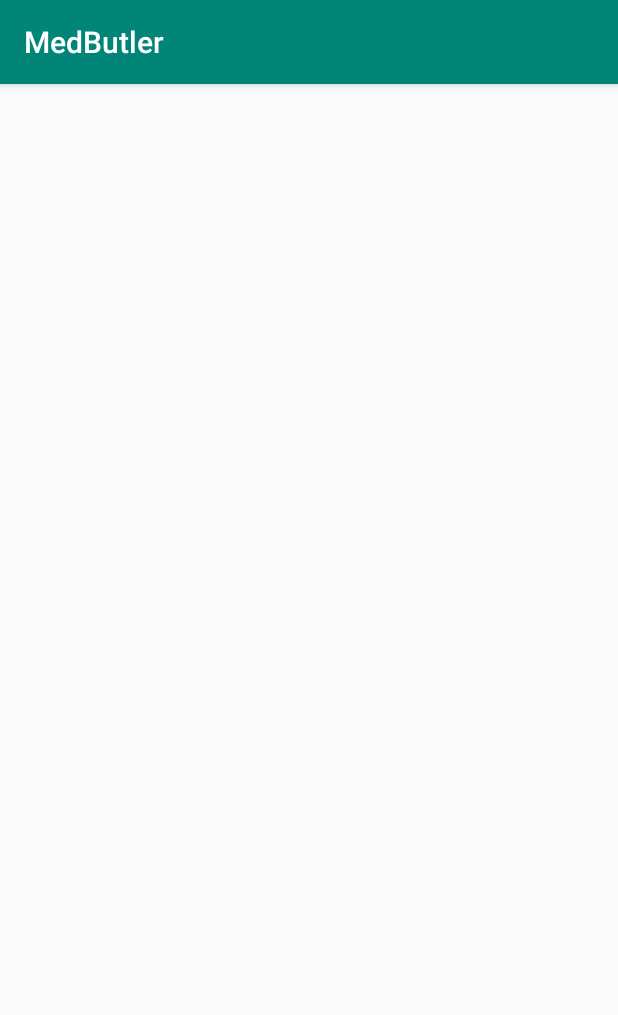
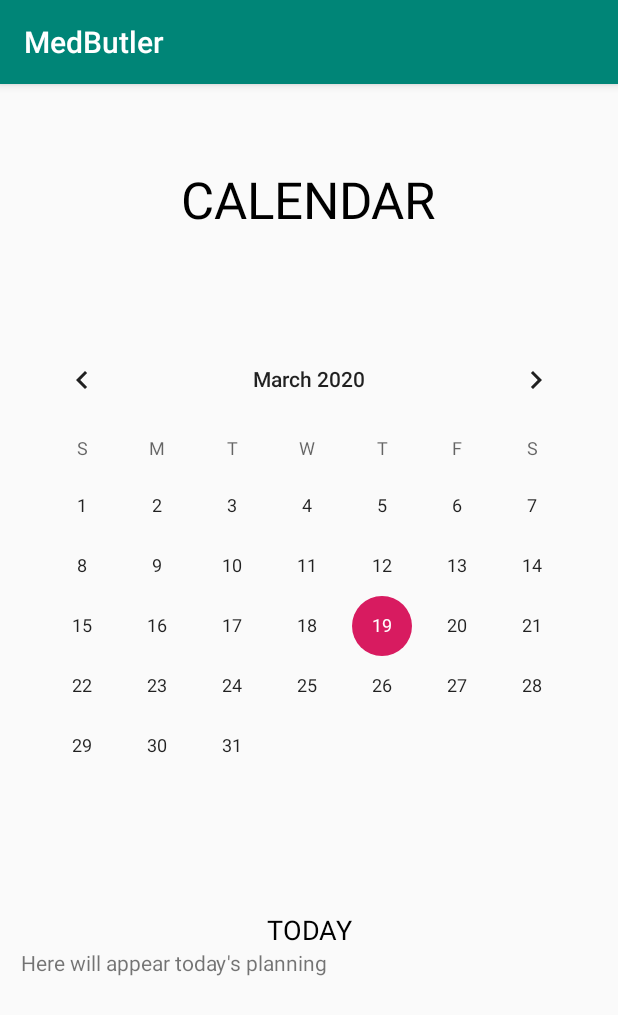
Before and after one commit to angelmc1309/MedButler, an Android app: the Calendar screen opened directly, with no data from a screen before it, on a phone screen of 412 x 824 dp. Shown: the top 1015 px of the screen. Run offline under Robolectric (Android 15) with nearby library versions, the light colour scheme and no system bars.

Commit message:
LAY 3 (acabat)

```diff
--- a/app/src/main/AndroidManifest.xml
+++ b/app/src/main/AndroidManifest.xml
@@ -19,7 +19,7 @@
             </intent-filter>
         </activity>
         <activity android:name=".MainActivity" />
-        <activity android:name=".calendar"></activity>
+        <activity android:name=".Calendar"></activity>
     </application>
 
 </manifest>
--- a/app/src/main/java/com/example/medbutler/calendar.kt
+++ b/app/src/main/java/com/example/medbutler/Calendar.kt
@@ -6,10 +6,10 @@ import android.os.Bundle
 import android.os.PersistableBundle
 import android.view.View
 
-class calendar : AppCompatActivity(){
+class Calendar : AppCompatActivity(){
 
-    override fun onCreate(savedInstanceState: Bundle?, persistentState: PersistableBundle?) {
-        super.onCreate(savedInstanceState, persistentState)
+    override fun onCreate(savedInstanceState: Bundle?) {
+        super.onCreate(savedInstanceState)
         setContentView(R.layout.calendar_layout)
     }
 
--- a/app/src/main/java/com/example/medbutler/MainActivity.kt
+++ b/app/src/main/java/com/example/medbutler/MainActivity.kt
@@ -13,7 +13,7 @@ class MainActivity : AppCompatActivity() {
     }
 
     fun viewCalendar(view: View){
-        val intent= Intent(this, calendar::class.java)
+        val intent= Intent(this, Calendar::class.java)
         startActivity(intent)
     }
 }
--- a/app/src/main/res/layout/calendar_layout.xml
+++ b/app/src/main/res/layout/calendar_layout.xml
@@ -1,8 +1,11 @@
 <?xml version="1.0" encoding="utf-8"?>
 <LinearLayout xmlns:android="http://schemas.android.com/apk/res/android"
+    xmlns:app="http://schemas.android.com/apk/res-auto"
+    xmlns:tools="http://schemas.android.com/tools"
     android:orientation="vertical" android:layout_width="match_parent"
     android:layout_height="match_parent"
-    android:layout_weight="10">
+    android:layout_weight="10"
+    tools:context=".Calendar">
 
     <RelativeLayout
         android:layout_width="match_parent"
@@ -25,7 +28,7 @@
         android:layout_width="match_parent"
         android:layout_height="0dp"
         android:layout_weight="5"
-        android:padding="14dp">
+        android:padding="10dp">
 
         <CalendarView
             android:layout_width="match_parent"
```
